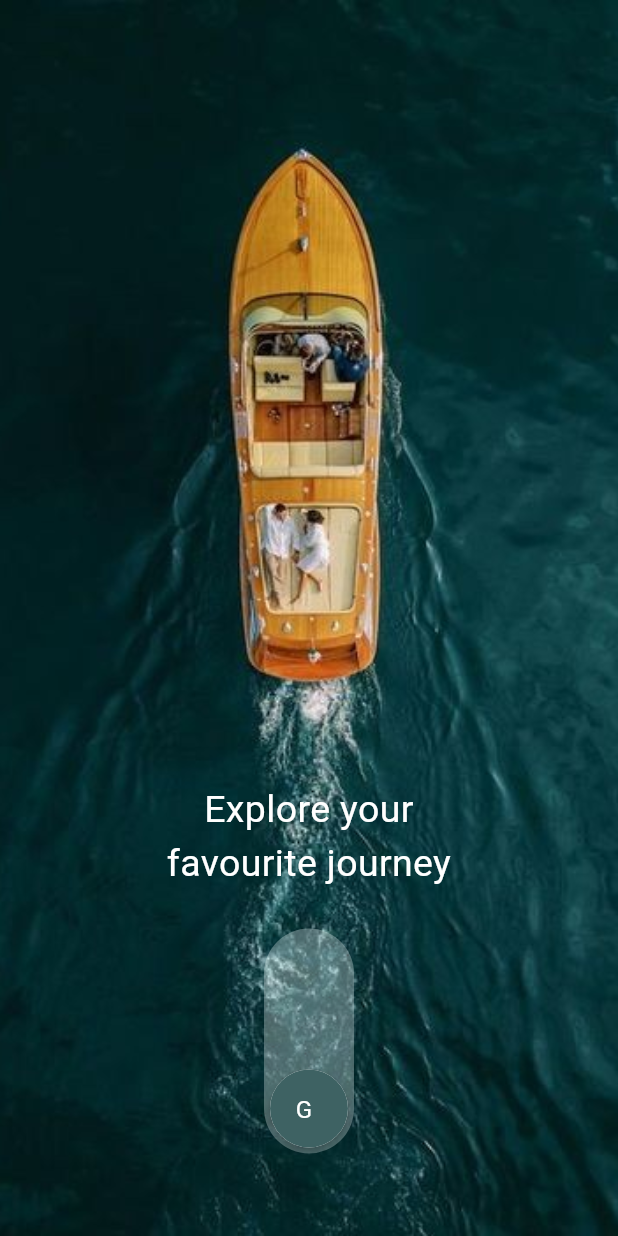
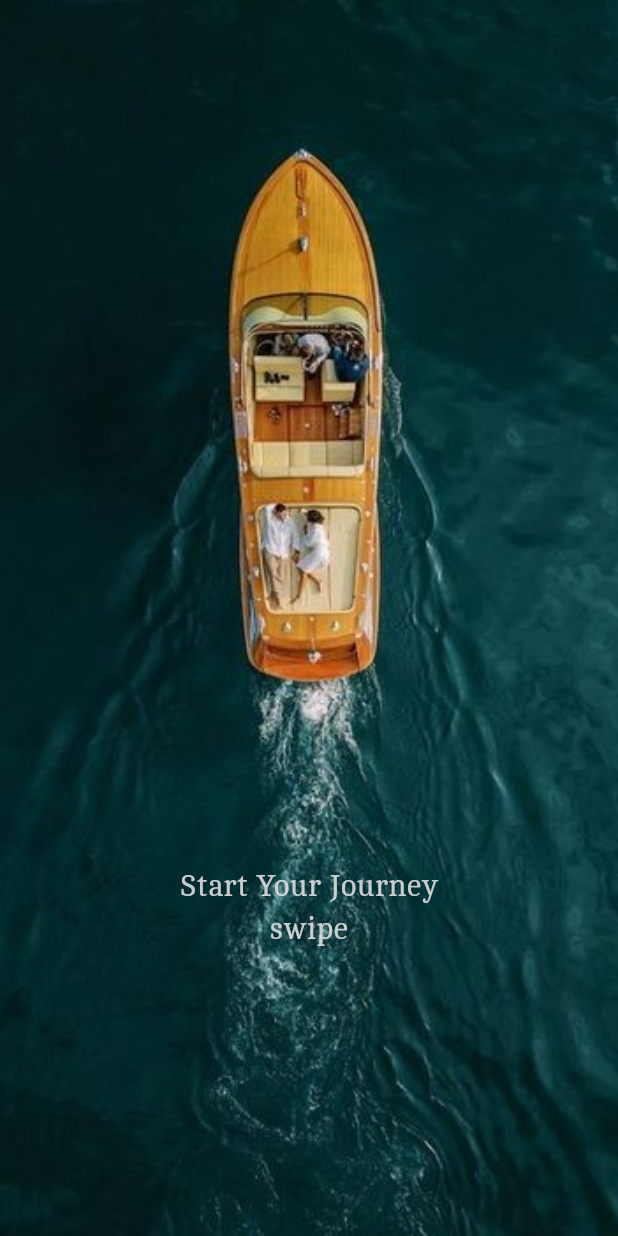
Before and after one commit to tsegayz/ArdiTravelMobileApp, a Flutter app: the screen it shows after launch, on a phone screen of 412 x 824 dp. Run offline on Flutter 3.47's test engine with Material 3 defaults, Android fonts, the phone set to English and light mode, and no system bars; drawn by our look-alikes of swipeable_button_view.

Commit message:
redesign welcome page

```diff
--- a/frontend/lib/presentation/screens/home.dart
+++ b/frontend/lib/presentation/screens/home.dart
@@ -6,6 +6,10 @@ class Home extends StatelessWidget {
 
   @override
   Widget build(BuildContext context) {
-    return const Placeholder();
+    return const Scaffold(
+      body: Center(
+        child: Text('data'),
+      ),
+    );
   }
 }
--- a/frontend/lib/presentation/screens/welcome.dart
+++ b/frontend/lib/presentation/screens/welcome.dart
@@ -1,26 +1,18 @@
 // ignore_for_file: use_key_in_widget_constructors, prefer_const_constructors, prefer_const_literals_to_create_immutables, avoid_unnecessary_containers, curly_braces_in_flow_control_structures
 import 'package:flutter/material.dart';
-import 'package:frontend/presentation/screens/home.dart';
-import 'package:swipeable_button_view/swipeable_button_view.dart';
-import 'package:page_transition/page_transition.dart';
-import 'dart:math';
 
-class Welcome extends StatefulWidget {
-  @override
-  State<Welcome> createState() => _WelcomeState();
-}
-
-class _WelcomeState extends State<Welcome> {
-  Color extractDominantColor(LinearGradient gradient) {
-    return Color.fromARGB(
-        255, 238, 255, 254); // Use the first color for simplicity
-  }
-
-  bool isFinished = false;
+class Welcome extends StatelessWidget {
   @override
   Widget build(BuildContext context) {
+    Future.delayed(Duration(seconds: 40), () {
+      Navigator.pushNamed(context, '/home');
+    });
     return Scaffold(
-      body: Stack(
+      body: GestureDetector(
+        onPanUpdate: (details) {
+          Navigator.pushNamed(context, '/home');
+        },
+        child: Stack(
           children: [
             SizedBox(
               width: double.infinity,
@@ -35,152 +27,24 @@ class _WelcomeState extends State<Welcome> {
                 mainAxisAlignment: MainAxisAlignment.end,
                 children: [
                   SizedBox(
-                  width: 220,
+                    width: 200,
                     child: Text(
-                    'Explore your favourite journey',
+                      'Start Your Journey swipe',
                       textAlign: TextAlign.center,
                       style: TextStyle(
-                      fontSize: 25,
-                      color: Colors.white,
+                        fontSize: 20,
+                        color: Color.fromARGB(230, 221, 221, 221),
+                        fontFamily: 'cambo',
                       ),
                     ),
                   ),
-
-                SizedBox(height: 70),
-                Transform.rotate(
-                  angle: -pi / 2,
-                  child: SizedBox(
-                    width: 150,
-                    child: SwipeableButtonView(
-                      buttonText: '',
-                      buttonWidget: Container(
-                        decoration: BoxDecoration(
-                          borderRadius: BorderRadius.circular(50),
-                          color: Color.fromARGB(255, 62, 98, 99),
-                        ),
-                        child: Padding(
-                          padding: const EdgeInsets.symmetric(
-                              vertical: 15.0, horizontal: 17),
-                          child: Transform.rotate(
-                            angle: pi / 2,
-                            child: Text(
-                              'Go',
-                              style: TextStyle(
-                                color: Colors.white,
-                                fontSize: 16,
-                              ),
-                            ),
-                          ),
-                        ),
-                      ),
-                      activeColor: Color.fromARGB(78, 244, 255, 254),
-                      isFinished: isFinished,
-                      onWaitingProcess: () {
-                        Future.delayed(Duration(seconds: 1), () {
-                          setState(() {
-                            isFinished = true;
-                          });
-                        });
-                      },
-                      onFinish: () async {
-                        await Navigator.push(
-                            context,
-                            PageTransition(
-                                type: PageTransitionType.fade, child: Home()));
-                        setState(() {
-                          isFinished = false;
-                        });
-                      },
-                    ),
-                  ),
-                ),
-                // GestureDetector(
-                //   onVerticalDragUpdate: (details) {
-                //     setState(() {
-                //       translateY += details.primaryDelta!;
-                //       if (translateY < 0) {
-                //         translateY = 0;
-                //       }
-                //       if (translateY >
-                //           MediaQuery.of(context).size.height - 160) {
-                //         translateY = MediaQuery.of(context).size.height - 160;
-                //       }
-                //     });
-                //   },
-                //   onVerticalDragEnd: (details) {
-                //     if (translateY ==
-                //         MediaQuery.of(context).size.height - 160) {
-                //       Navigator.pushNamed(context, '/home');
-                //     }
-                //   },
-                //   child: Container(
-                //     height: 160,
-                //     width: 75,
-                //     decoration: BoxDecoration(
-                //       borderRadius: BorderRadius.circular(50),
-                //       gradient: LinearGradient(
-                //         begin: Alignment.topCenter,
-                //         end: Alignment.bottomCenter,
-                //         colors: [
-                //           Color.fromARGB(80, 238, 255, 254),
-                //           Color(0xFF3A7D79),
-                //         ],
-                //       ),
-                //     ),
-                //     child: Stack(
-                //       children: [
-                //         Positioned(
-                //           top: 30,
-                //           left: 23,
-                //           child: Icon(
-                //             Icons.keyboard_arrow_up_rounded,
-                //             size: 35,
-                //             color: Color.fromARGB(151, 255, 255, 255),
-                //           ),
-                //         ),
-                //         Positioned(
-                //           top: 43,
-                //           left: 19,
-                //           child: Icon(
-                //             Icons.keyboard_arrow_up_rounded,
-                //             size: 42,
-                //             color: Color.fromARGB(255, 255, 255, 255),
-                //           ),
-                //         ),
-                //         Align(
-                //           alignment: Alignment.bottomCenter,
-                //           child: Transform.translate(
-                //             offset: Offset(0, translateY),
-                //             child: Container(
-                //               margin: EdgeInsets.only(bottom: 14),
-                //               decoration: BoxDecoration(
-                //                 borderRadius: BorderRadius.circular(50),
-                //                 color: Color.fromARGB(255, 62, 98, 99),
-                //               ),
-                //               child: Padding(
-                //                 padding: const EdgeInsets.symmetric(
-                //                     vertical: 15.0, horizontal: 17),
-                //                 child: Text(
-                //                   'Go',
-                //                   style: TextStyle(
-                //                     color: Colors.white,
-                //                     fontSize: 16,
-                //                   ),
-                //                 ),
-                //               ),
-                //             ),
-                //           ),
-                //         )
-                //       ],
-                //     ),
-                //   ),
-                // ),
-                SizedBox(height: 100),
+                  SizedBox(height: 190),
                 ],
               ),
             ),
           ],
         ),
+      ),
     );
   }
 }
```
Also changed, not shown: frontend/fonts/Cambo/OFL.txt (added, +95 -0 lines), frontend/pubspec.yaml (+4 -9 lines), frontend/fonts/Cambo/Cambo-Regular.ttf (added), 1 other file. Lines whose indentation alone changed are shown as unchanged.
